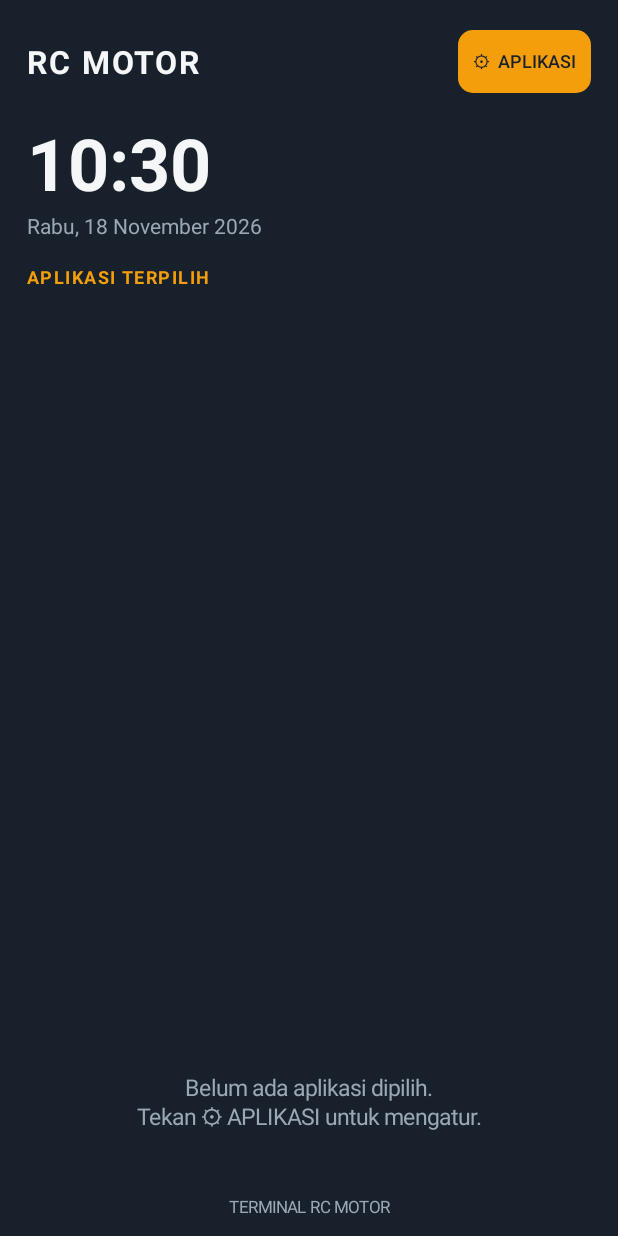
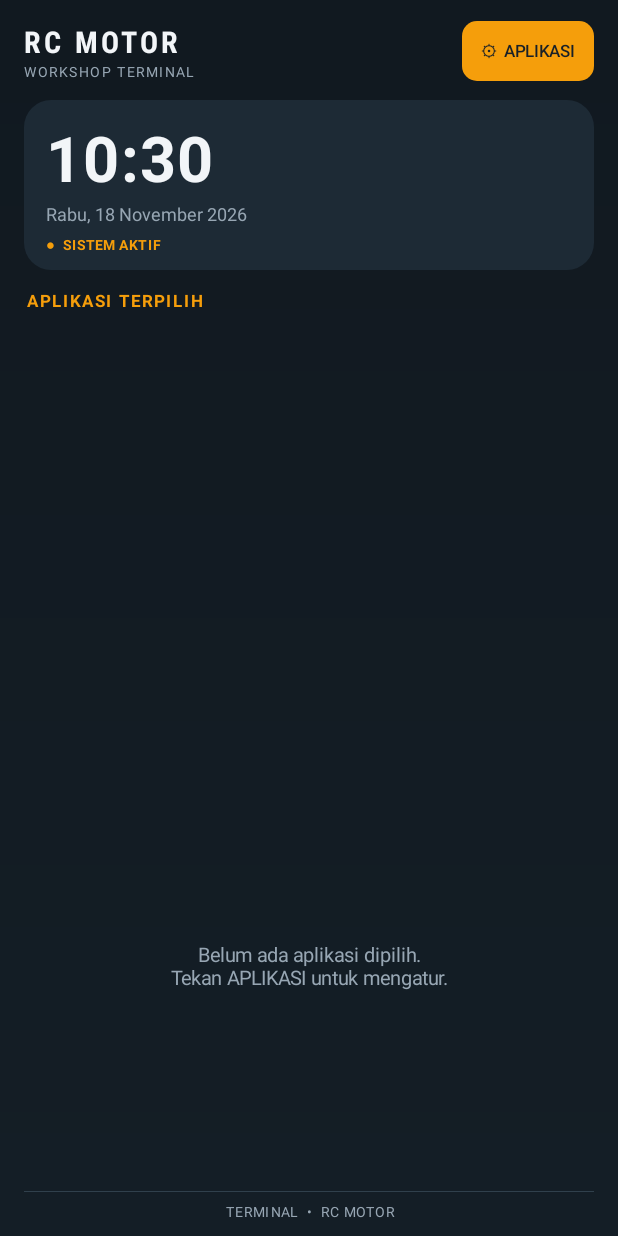
Before and after one commit to BengkelAppRidho/rc-motor-launcher, an Android app: the screen it shows after launch (MainActivity), on a phone screen of 412 x 824 dp. Run offline under Robolectric (Android 15) with nearby library versions, the phone set to English and light mode, and no system bars.

Commit message:
Update RC Motor Launcher V3

```diff
--- a/app/src/main/java/id/rcmotor/launcher/MainActivity.kt
+++ b/app/src/main/java/id/rcmotor/launcher/MainActivity.kt
@@ -24,17 +24,19 @@ import java.util.Date
 import java.util.Locale
 
 class MainActivity : Activity() {
-    private val bg = Color.rgb(24, 33, 43)
-    private val panel = Color.rgb(38, 52, 66)
+    private val bg = Color.rgb(17, 25, 32)
+    private val panel = Color.rgb(29, 42, 53)
+    private val tile = Color.rgb(34, 49, 62)
     private val orange = Color.rgb(245, 158, 11)
-    private val white = Color.rgb(244, 246, 248)
-    private val muted = Color.rgb(154, 168, 181)
+    private val white = Color.rgb(242, 245, 248)
+    private val muted = Color.rgb(151, 166, 179)
     private val prefs by lazy { getSharedPreferences("launcher_settings", MODE_PRIVATE) }
     private val handler = Handler(Looper.getMainLooper())
     private var settingsMode = false
+
     private val clockUpdater = object : Runnable {
         override fun run() {
-            if (!settingsMode) updateClock()
+            updateClock()
             handler.postDelayed(this, 1000)
         }
     }
@@ -55,83 +57,133 @@ class MainActivity : Activity() {
         super.onDestroy()
     }
 
+    @Suppress("DEPRECATION")
+    override fun onBackPressed() {
+        if (settingsMode) {
+            buildHome()
+        } else {
+            // Back from the home screen should not close the launcher accidentally.
+            moveTaskToBack(false)
+        }
+    }
+
     private fun buildHome() {
         settingsMode = false
         val root = LinearLayout(this).apply {
             orientation = LinearLayout.VERTICAL
-            setBackgroundColor(bg)
-            setPadding(dp(18), dp(20), dp(18), dp(12))
+            background = GradientDrawable(GradientDrawable.Orientation.TOP_BOTTOM, intArrayOf(bg, Color.rgb(20, 30, 38)))
+            setPadding(dp(16), dp(14), dp(16), dp(10))
         }
 
+        // Compact brand header
         val top = LinearLayout(this).apply {
             orientation = LinearLayout.HORIZONTAL
             gravity = Gravity.CENTER_VERTICAL
         }
+        val brandBlock = LinearLayout(this).apply { orientation = LinearLayout.VERTICAL }
         val brand = TextView(this).apply {
             text = "RC MOTOR"
-            textSize = 21f
+            textSize = 20f
             setTextColor(white)
-            typeface = Typeface.DEFAULT_BOLD
-            letterSpacing = 0.08f
+            typeface = Typeface.create("sans-serif-condensed", Typeface.BOLD)
+            letterSpacing = 0.11f
         }
-        top.addView(brand, LinearLayout.LayoutParams(0, -2, 1f))
-        val settings = button("⚙  APLIKASI", orange, bg)
-        settings.textSize = 12f
+        brandBlock.addView(brand)
+        val subBrand = TextView(this).apply {
+            text = "WORKSHOP TERMINAL"
+            textSize = 9f
+            setTextColor(muted)
+            letterSpacing = 0.16f
+        }
+        brandBlock.addView(subBrand)
+        top.addView(brandBlock, LinearLayout.LayoutParams(0, -2, 1f))
+
+        val settings = button("⚙  APLIKASI", orange, Color.rgb(24, 32, 39)).apply {
+            textSize = 11f
+            setPadding(dp(8), 0, dp(8), 0)
+        }
         settings.setOnClickListener { buildSettings() }
         top.addView(settings)
         root.addView(top)
 
+        // Dashboard clock panel
+        val clockPanel = LinearLayout(this).apply {
+            orientation = LinearLayout.VERTICAL
+            background = rounded(panel, 18)
+            setPadding(dp(15), dp(10), dp(15), dp(11))
+        }
         val clock = TextView(this).apply {
             id = 1001
             text = timeText()
-            textSize = 48f
+            textSize = 42f
             setTextColor(white)
+            typeface = Typeface.create("sans-serif", Typeface.BOLD)
+            letterSpacing = 0.02f
+        }
+        clockPanel.addView(clock)
+        val date = TextView(this).apply {
+            id = 1002
+            text = dateText()
+            textSize = 12f
+            setTextColor(muted)
+            setPadding(0, dp(1), 0, 0)
+        }
+        clockPanel.addView(date)
+        val status = TextView(this).apply {
+            text = "●  SISTEM AKTIF"
+            textSize = 9f
+            setTextColor(orange)
             typeface = Typeface.DEFAULT_BOLD
-            setPadding(0, dp(14), 0, 0)
+            letterSpacing = 0.08f
+            setPadding(0, dp(6), 0, 0)
         }
-        root.addView(clock)
-        val date = TextView(this).apply {
-            text = dateText()
-            textSize = 14f
-            setTextColor(muted)
-            setPadding(0, 0, 0, dp(16))
-        }
-        root.addView(date)
+        clockPanel.addView(status)
+        val clockLp = LinearLayout.LayoutParams(-1, -2)
+        clockLp.topMargin = dp(13)
+        root.addView(clockPanel, clockLp)
 
         val heading = TextView(this).apply {
             text = "APLIKASI TERPILIH"
-            textSize = 12f
+            textSize = 11f
             setTextColor(orange)
             typeface = Typeface.DEFAULT_BOLD
-            letterSpacing = 0.08f
-            setPadding(0, 0, 0, dp(8))
+            letterSpacing = 0.12f
+            setPadding(dp(2), dp(13), 0, dp(6))
         }
         root.addView(heading)
 
-        val scroll = ScrollView(this).apply { isFillViewport = false }
+        val scroll = ScrollView(this).apply {
+            isFillViewport = false
+            clipToPadding = false
+            setPadding(0, 0, 0, dp(2))
+        }
         val grid = GridLayout(this).apply { columnCount = 2; useDefaultMargins = false }
         val allApps = getLaunchableApps()
         val selected = getSelectedPackages()
         val visibleApps = if (selected == null) allApps else allApps.filter { selected.contains(it.packageName) }
-        visibleApps.forEach { app -> grid.addView(appTile(app)) }
+        visibleApps.forEach { grid.addView(appTile(it)) }
         scroll.addView(grid)
         root.addView(scroll, LinearLayout.LayoutParams(-1, 0, 1f))
 
         if (visibleApps.isEmpty()) {
             val empty = TextView(this).apply {
-                text = "Belum ada aplikasi dipilih.\nTekan ⚙ APLIKASI untuk mengatur."
-                setTextColor(muted); textSize = 15f; gravity = Gravity.CENTER
-                setPadding(dp(20), dp(30), dp(20), dp(30))
+                text = "Belum ada aplikasi dipilih.\nTekan APLIKASI untuk mengatur."
+                setTextColor(muted); textSize = 13f; gravity = Gravity.CENTER
+                setPadding(dp(18), dp(20), dp(18), dp(20))
             }
-            root.addView(empty)
+            root.addView(empty, LinearLayout.LayoutParams(-1, 0, 1f))
         }
 
+        val footerLine = View(this).apply { setBackgroundColor(Color.rgb(48, 64, 76)) }
+        val lineLp = LinearLayout.LayoutParams(-1, dp(1)); lineLp.topMargin = dp(6)
+        root.addView(footerLine, lineLp)
         val footer = TextView(this).apply {
-            text = "TERMINAL RC MOTOR"
-            textSize = 11f
+            text = "TERMINAL  •  RC MOTOR"
+            textSize = 9f
             setTextColor(muted)
             gravity = Gravity.CENTER
-            setPadding(0, dp(12), 0, 0)
+            letterSpacing = 0.10f
+            setPadding(0, dp(7), 0, 0)
         }
         root.addView(footer)
         setContentView(root)
@@ -139,28 +191,30 @@ class MainActivity : Activity() {
 
     private fun updateClock() {
         findViewById<TextView>(1001)?.text = timeText()
+        findViewById<TextView>(1002)?.text = dateText()
     }
 
     private fun buildSettings() {
         settingsMode = true
         val root = LinearLayout(this).apply {
             orientation = LinearLayout.VERTICAL
-            setBackgroundColor(bg)
-            setPadding(dp(18), dp(18), dp(18), dp(12))
+            background = GradientDrawable(GradientDrawable.Orientation.TOP_BOTTOM, intArrayOf(bg, Color.rgb(20, 30, 38)))
+            setPadding(dp(16), dp(14), dp(16), dp(10))
         }
         val header = LinearLayout(this).apply { orientation = LinearLayout.HORIZONTAL; gravity = Gravity.CENTER_VERTICAL }
         val title = TextView(this).apply {
-            text = "PENGATURAN APLIKASI"
-            textSize = 18f; setTextColor(white); typeface = Typeface.DEFAULT_BOLD
+            text = "PILIH APLIKASI"
+            textSize = 18f; setTextColor(white); typeface = Typeface.DEFAULT_BOLD; letterSpacing = 0.04f
         }
         header.addView(title, LinearLayout.LayoutParams(0, -2, 1f))
-        val back = button("KEMBALI", orange, bg)
+        val back = button("KEMBALI", orange, Color.rgb(24, 32, 39))
         back.setOnClickListener { buildHome() }
         header.addView(back)
         root.addView(header)
+
         val hint = TextView(this).apply {
-            text = "Centang aplikasi yang ingin ditampilkan di layar utama."
-            textSize = 13f; setTextColor(muted); setPadding(0, dp(10), 0, dp(12))
+            text = "Pilih aplikasi yang akan muncul di dashboard RC Motor."
+            textSize = 12f; setTextColor(muted); setPadding(0, dp(9), 0, dp(10))
         }
         root.addView(hint)
         val scroll = ScrollView(this)
@@ -170,16 +224,16 @@ class MainActivity : Activity() {
         apps.forEach { app ->
             val row = LinearLayout(this).apply {
                 orientation = LinearLayout.HORIZONTAL; gravity = Gravity.CENTER_VERTICAL
-                background = rounded(panel, 12)
-                setPadding(dp(10), dp(7), dp(10), dp(7))
+                background = rounded(tile, 12)
+                setPadding(dp(9), dp(6), dp(9), dp(6))
             }
             val icon = ImageView(this).apply { setImageDrawable(app.icon); scaleType = ImageView.ScaleType.FIT_CENTER }
             row.addView(icon, LinearLayout.LayoutParams(dp(38), dp(38)))
             val check = CheckBox(this).apply {
-                text = app.label; textSize = 14f; setTextColor(white)
+                text = app.label; textSize = 13f; setTextColor(white)
                 isChecked = saved == null || saved.contains(app.packageName)
                 buttonTintList = android.content.res.ColorStateList.valueOf(orange)
-                setPadding(dp(8), 0, 0, 0)
+                setPadding(dp(7), 0, 0, 0)
             }
             check.setOnCheckedChangeListener { _, checked ->
                 val current = getSelectedPackages() ?: apps.map { it.packageName }.toMutableSet()
@@ -187,36 +241,37 @@ class MainActivity : Activity() {
                 prefs.edit().putStringSet("selected_apps", current.toSet()).apply()
             }
             row.addView(check, LinearLayout.LayoutParams(0, -2, 1f))
-            val lp = LinearLayout.LayoutParams(-1, -2); lp.bottomMargin = dp(6)
+            val lp = LinearLayout.LayoutParams(-1, -2); lp.bottomMargin = dp(5)
             list.addView(row, lp)
         }
         scroll.addView(list)
         root.addView(scroll, LinearLayout.LayoutParams(-1, 0, 1f))
-        val all = button("TAMPILKAN SEMUA APLIKASI", orange, bg)
+        val all = button("TAMPILKAN SEMUA APLIKASI", orange, Color.rgb(24, 32, 39))
         all.setOnClickListener { prefs.edit().remove("selected_apps").apply(); buildSettings() }
-        root.addView(all)
+        val allLp = LinearLayout.LayoutParams(-1, -2); allLp.topMargin = dp(8)
+        root.addView(all, allLp)
         setContentView(root)
     }
 
     private fun appTile(app: LaunchApp): View {
         val item = LinearLayout(this).apply {
             orientation = LinearLayout.VERTICAL; gravity = Gravity.CENTER
-            background = rounded(panel, 16)
-            setPadding(dp(10), dp(12), dp(10), dp(10))
+            background = rounded(tile, 14)
+            setPadding(dp(6), dp(7), dp(6), dp(6))
             isClickable = true; isFocusable = true
             setOnClickListener { launchApp(app.packageName) }
         }
         val icon = ImageView(this).apply { setImageDrawable(app.icon); scaleType = ImageView.ScaleType.FIT_CENTER }
-        item.addView(icon, LinearLayout.LayoutParams(dp(48), dp(48)))
+        item.addView(icon, LinearLayout.LayoutParams(dp(40), dp(40)))
         val label = TextView(this).apply {
-            text = app.label; textSize = 13f; setTextColor(white); gravity = Gravity.CENTER
-            typeface = Typeface.DEFAULT_BOLD; maxLines = 2
-            setPadding(0, dp(7), 0, 0)
+            text = app.label; textSize = 11.5f; setTextColor(white); gravity = Gravity.CENTER
+            typeface = Typeface.create("sans-serif-medium", Typeface.NORMAL); maxLines = 2
+            setPadding(0, dp(4), 0, 0)
         }
         item.addView(label)
         val lp = GridLayout.LayoutParams().apply {
-            width = 0; height = dp(105); columnSpec = GridLayout.spec(GridLayout.UNDEFINED, 1f)
-            setMargins(dp(4), dp(4), dp(4), dp(4))
+            width = 0; height = dp(82); columnSpec = GridLayout.spec(GridLayout.UNDEFINED, 1f)
+            setMargins(dp(3), dp(3), dp(3), dp(3))
         }
         item.layoutParams = lp
         return item
@@ -238,15 +293,18 @@ class MainActivity : Activity() {
 
     private fun launchApp(packageName: String) {
         val launchIntent = packageManager.getLaunchIntentForPackage(packageName)
-        if (launchIntent != null) try { startActivity(launchIntent) } catch (_: Exception) {
+        if (launchIntent != null) try {
+            startActivity(launchIntent)
+        } catch (_: Exception) {
             Toast.makeText(this, "Tidak bisa membuka aplikasi", Toast.LENGTH_SHORT).show()
         }
     }
 
     private fun button(text: String, color: Int, textColor: Int): Button = Button(this).apply {
-        this.text = text; setTextColor(textColor); textSize = 13f
-        background = rounded(color, 10); isAllCaps = false; minHeight = dp(42); minimumHeight = dp(42)
-        setPadding(dp(10), 0, dp(10), 0)
+        this.text = text; setTextColor(textColor); textSize = 12f
+        background = rounded(color, 10); isAllCaps = false
+        minHeight = dp(40); minimumHeight = dp(40)
+        setPadding(dp(8), 0, dp(8), 0)
     }
 
     private fun rounded(color: Int, radius: Int) = GradientDrawable().apply {
```
